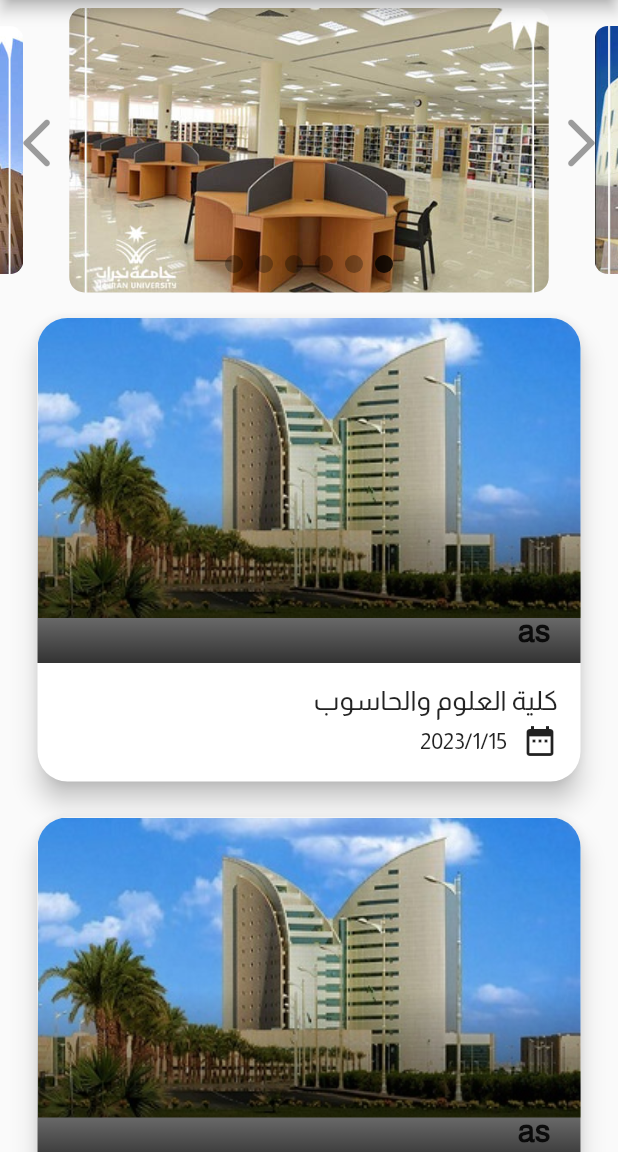
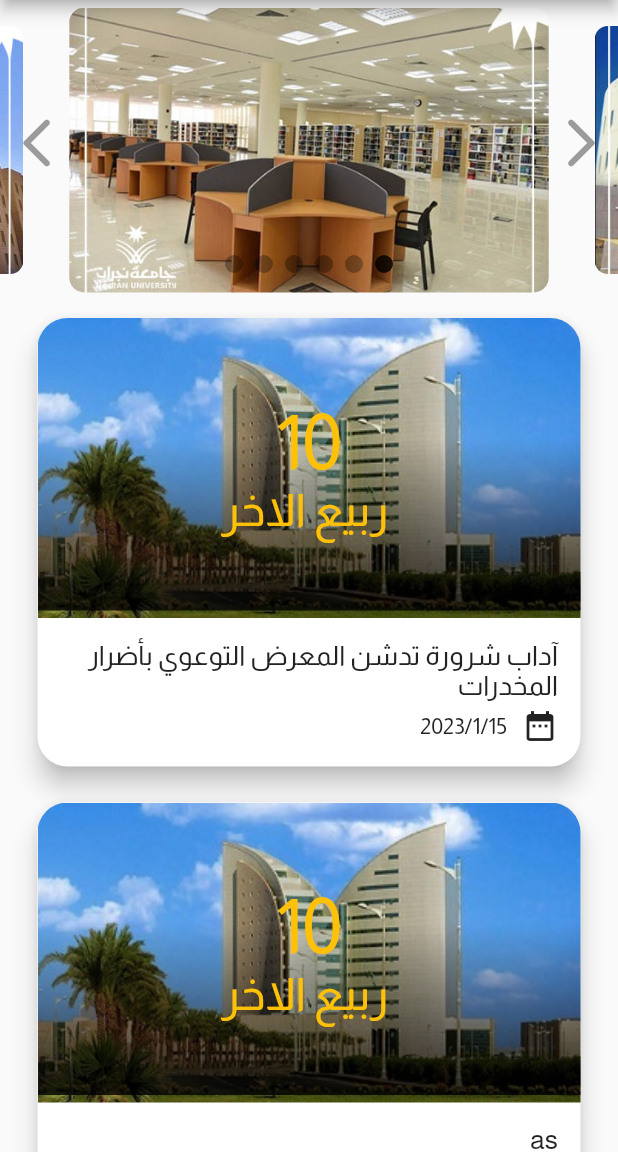
Before and after one commit to Ezzalarab/college_events, a Flutter app: the screen it shows after launch, on a phone screen of 412 x 824 dp, the part 84-1236 px from its top. Run offline on Flutter 3.47's test engine with Material 2 defaults, Android fonts, the phone set to English and light mode, and no system bars; drawn by our look-alikes of carousel_slider.

Commit message:
edit card

```diff
--- a/lib/pages/home_page.dart
+++ b/lib/pages/home_page.dart
@@ -1,7 +1,11 @@
+// ignore_for_file: public_member_api_docs, sort_constructors_first
+import 'dart:convert';
+
+import 'package:flutter/material.dart';
+
 import 'package:college_events/widgets/common/item_card.dart';
 import 'package:college_events/widgets/home/home_carousel/home_carousel.dart';
 import 'package:college_events/widgets/home/home_drawer/home_drawer.dart';
-import 'package:flutter/material.dart';
 
 class HomePage extends StatefulWidget {
   const HomePage({super.key});
@@ -20,25 +24,37 @@ class _HomePageState extends State<HomePage> {
       ),
       body: Center(
         child: ListView(
-          children: const [
+          children: [
             SizedBox(
               child: HomeCarousel(),
             ),
             ItemCard(
+                cardData: CardData(
+              id: "1",
+              title: "آداب شرورة تدشن المعرض التوعوي بأضرار المخدرات",
+              dateMonth: " ربيع الاخر",
+              dateTody: "10",
+              dateHoure: "1:30–3:30 pm",
+              image: 'images/tree.jpg',
+            )),
+            ItemCard(
+                cardData: CardData(
               id: "1",
               title: "as",
+              dateMonth: " ربيع الاخر",
+              dateHoure: "1:30–3:30 pm",
+              dateTody: "10",
               image: 'images/tree.jpg',
-            ),
+            )),
             ItemCard(
+                cardData: CardData(
               id: "1",
               title: "as",
+              dateMonth: " ربيع الاخر",
+              dateTody: "10",
+              dateHoure: "1:30–3:30 pm",
               image: 'images/tree.jpg',
-            ),
-            ItemCard(
-              id: "1",
-              title: "as",
-              image: 'images/tree.jpg',
-            )
+            )),
           ],
         ),
       ),
@@ -46,3 +62,86 @@ class _HomePageState extends State<HomePage> {
     );
   }
 }
+
+class CardData {
+  final String id;
+  final String title;
+  final String image;
+  final String dateTody;
+  final String dateMonth;
+  final String dateHoure;
+  CardData({
+    required this.id,
+    required this.title,
+    required this.image,
+    required this.dateTody,
+    required this.dateMonth,
+    required this.dateHoure,
+  });
+
+  // CardData copyWith({
+  //   String? id,
+  //   String? title,
+  //   String? image,
+  //   String? dateTody,
+  //   String? dateHoure,
+  // }) {
+  //   return CardData(
+  //     id: id ?? this.id,
+  //     title: title ?? this.title,
+  //     image: image ?? this.image,
+  //     dateTody: dateTody ?? this.dateTody,
+  //     dateHoure: dateHoure ?? this.dateHoure,
+  //   );
+  // }
+
+  Map<String, dynamic> toMap() {
+    return <String, dynamic>{
+      'id': id,
+      'title': title,
+      'image': image,
+      'dateTody': dateTody,
+      'dateHoure': dateHoure,
+    };
+  }
+
+  // factory CardData.fromMap(Map<String, dynamic> map) {
+  //   return CardData(
+  //     id: map['id'] as String,
+  //     title: map['title'] as String,
+  //     image: map['image'] as String,
+  //     dateTody: map['dateTody'] as String,
+  //     dateHoure: map['dateHoure'] as String,
+  //   );
+  // }
+
+  // String toJson() => json.encode(toMap());
+
+  // factory CardData.fromJson(String source) =>
+  //     CardData.fromMap(json.decode(source) as Map<String, dynamic>);
+
+  // @override
+  // String toString() {
+  //   return 'CardData(id: $id, title: $title, image: $image, dateTody: $dateTody, dateHoure: $dateHoure)';
+  // }
+
+  // @override
+  // bool operator ==(covariant CardData other) {
+  //   if (identical(this, other)) return true;
+
+  //   return other.id == id &&
+  //       other.title == title &&
+  //       other.image == image &&
+  //       other.dateTody == dateTody &&
+  //       other.dateHoure == dateHoure;
+  // }
+
+  @override
+  int get hashCode {
+    return id.hashCode ^
+        title.hashCode ^
+        image.hashCode ^
+        dateTody.hashCode ^
+        dateHoure.hashCode;
+  }
+}
--- a/lib/widgets/common/item_card.dart
+++ b/lib/widgets/common/item_card.dart
@@ -1,16 +1,11 @@
+import 'package:college_events/pages/home_page.dart';
 import 'package:flutter/material.dart';
 
 class ItemCard extends StatelessWidget {
-  final String id;
-  final String title;
-  final String image;
+  CardData cardData;
 
   // ignore: use_key_in_widget_constructors
-  const ItemCard({
-    required this.id,
-    required this.title,
-    required this.image,
-  });
+  ItemCard({Key? key, required this.cardData}) : super(key: key);
 
   @override
   Widget build(BuildContext context) {
@@ -32,13 +27,19 @@ class ItemCard extends StatelessWidget {
                     topRight: Radius.circular(20),
                   ),
                   child: Image.asset(
-                    image,
+                    cardData.image,
                     height: 200,
                     width: double.infinity,
                     fit: BoxFit.cover,
                   ),
                 ),
-                Container(
+                Positioned(
+                  // top: 0,
+
+                  bottom: 5,
+                  width: MediaQuery.of(context).size.width,
+                  child: Container(
+                    // width: double.infinity,
                     padding: const EdgeInsets.symmetric(
                       vertical: 10,
                       horizontal: 20,
@@ -56,12 +57,28 @@ class ItemCard extends StatelessWidget {
                     ),
                     height: 230,
                     alignment: Alignment.bottomRight,
-                  child: Text(
-                    title,
-                    style: Theme.of(context).textTheme.headline6,
+                  ),
+                ),
+                SizedBox(
+                  height: 200,
+                  child: Center(
+                    child: Column(
+                      mainAxisAlignment: MainAxisAlignment.center,
+                      children: [
+                        Text(
+                          cardData.dateTody,
+                          style: TextStyle(color: Colors.amber, fontSize: 50),
                           overflow: TextOverflow.fade,
                         ),
+                        Text(
+                          cardData.dateMonth,
+                          style: TextStyle(color: Colors.amber, fontSize: 30),
+                          overflow: TextOverflow.fade,
                         ),
+                      ],
+                    ),
+                  ),
+                )
               ],
             ),
             Padding(
@@ -69,10 +86,10 @@ class ItemCard extends StatelessWidget {
               child: Column(
                 mainAxisAlignment: MainAxisAlignment.start,
                 children: [
-                  const Align(
+                  Align(
                       alignment: Alignment.topRight,
                       child: Text(
-                        "كلية العلوم والحاسوب",
+                        cardData.title,
                         style: TextStyle(fontSize: 18),
                       )),
                   const SizedBox(
```
Lines whose indentation alone changed are shown as unchanged.
